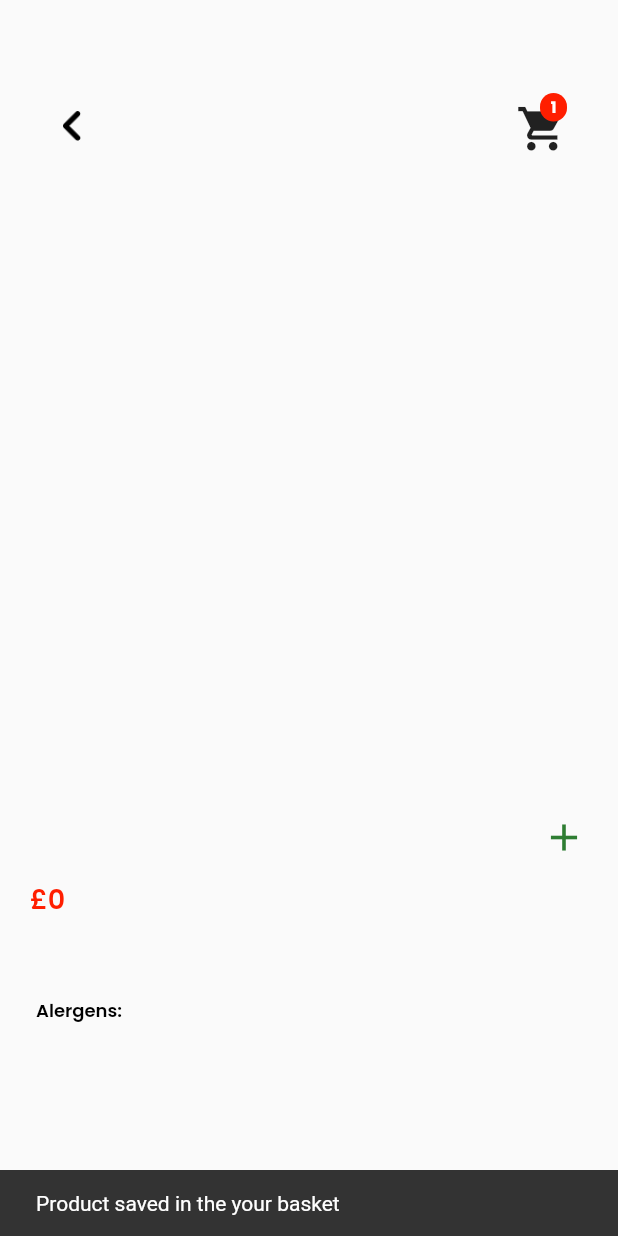
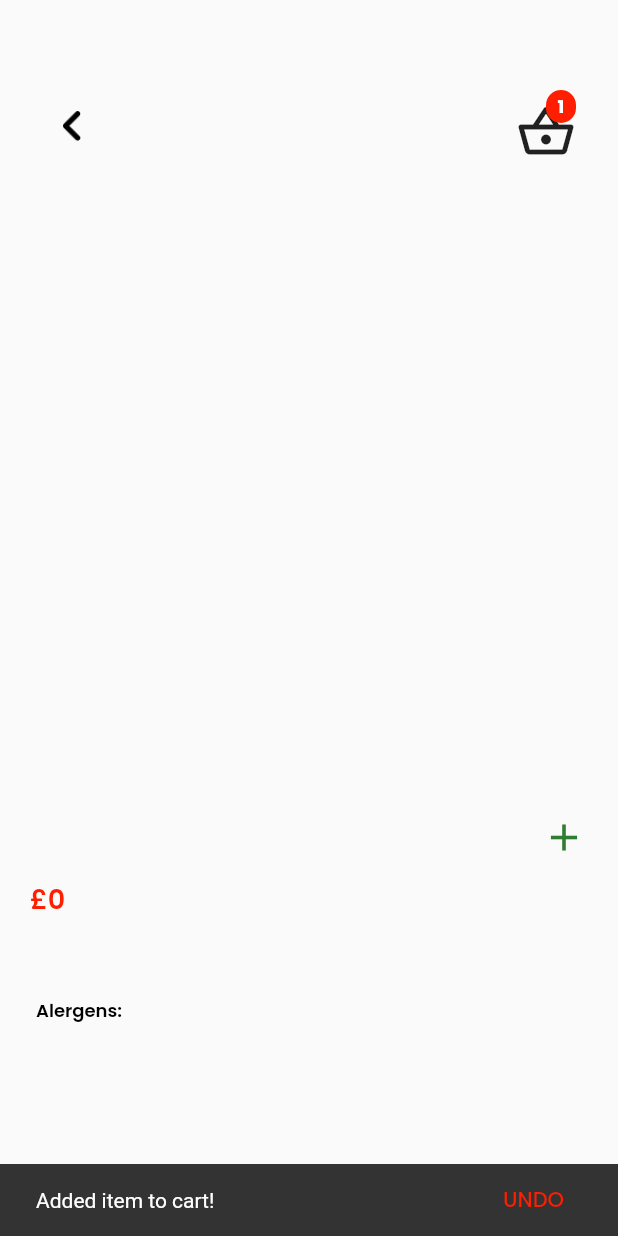
Before and after one commit to bjluc/mealorder, a Flutter app: the ProductPage screen opened directly with empty values, after a tap on the "add" icon, on a phone screen of 412 x 824 dp. Run offline on Flutter 3.47's test engine with Material 2 defaults, Android fonts, the phone set to English and light mode, and no system bars; our stand-ins replace cloud_firestore, firebase_auth, firebase_core, google_fonts, lottie, page_transition; accounts and stored records are empty.

```diff
--- a/lib/main.dart
+++ b/lib/main.dart
@@ -3,6 +3,7 @@ import 'package:google_fonts/google_fonts.dart';
 import 'package:provider/provider.dart';
 import './provider/products.dart';
 import './provider/cart.dart';
+import './provider/orders.dart';
 import './screens/SplashScreen.dart';
 
 void main() {
@@ -17,6 +18,7 @@ class MyApp extends StatelessWidget {
       providers: [
         ChangeNotifierProvider(create: (ctx) => Products()),
         ChangeNotifierProvider(create: (ctx) => Cart()),
+        ChangeNotifierProvider(create: (ctx) => Orders()),
       ],
       child: MaterialApp(
         debugShowCheckedModeBanner: false,
--- /dev/null
+++ b/lib/provider/orders.dart
@@ -0,0 +1,43 @@
+import 'package:flutter/foundation.dart';
+
+import './cart.dart';
+
+class OrderItem {
+  final String id;
+  final double amount;
+  final List<CartItem> products;
+  final DateTime dateTime;
+
+  OrderItem({
+    @required this.id,
+    @required this.amount,
+    @required this.products,
+    @required this.dateTime,
+  });
+}
+
+class Orders with ChangeNotifier {
+  List<OrderItem> _orders = [];
+
+  List<OrderItem> get orders {
+    return [..._orders];
+  }
+
+  Future<void> addOrder(List<CartItem> cartProducts, double total) async {
+    _orders.insert(
+      0,
+      OrderItem(
+        id: DateTime.now().toString(),
+        amount: total,
+        dateTime: DateTime.now(),
+        products: cartProducts,
+      ),
+    );
+    notifyListeners();
+  }
+
+  void removeOrder() {
+    _orders.clear();
+    notifyListeners();
+  }
+}
--- a/lib/screens/home_page.dart
+++ b/lib/screens/home_page.dart
@@ -1,6 +1,6 @@
 import 'package:flutter/material.dart';
 import '../tabs/home_tab.dart';
-// import '../tabs/cart_tab.dart';
+import '../tabs/cart_tab.dart';
 // import '../tabs/saved_tab.dart';
 import '../widgets/bottom_tabs.dart';
 // import '../tabs/search_tab.dart';
@@ -43,7 +43,7 @@ class _HomePageState extends State<HomePage> {
               },
               children: [
                 HomeTab(),
-                // CartTab(),
+                CartTab(),
                 // SavedTab(),
               ],
             ),
--- a/lib/screens/product_page.dart
+++ b/lib/screens/product_page.dart
@@ -17,13 +17,6 @@ class ProductPage extends StatefulWidget {
 
 class _ProductPageState extends State<ProductPage> {
   FirebaseServices _firebaseServices = FirebaseServices();
-
-  // final SnackBar _snackBar = SnackBar(
-  //   content: Text("Product added to the cart"),
-  // );
-  final SnackBar _snackBarSaved = SnackBar(
-    content: Text("Product saved in the your basket"),
-  );
 
   @override
   Widget build(BuildContext context) {
@@ -46,8 +39,6 @@ class _ProductPageState extends State<ProductPage> {
                 if (snapshot.connectionState == ConnectionState.done) {
                   // Firebase Document Data Map
                   Map<String, dynamic> documentData = snapshot.data.data();
-                  // ProductId store to add in to basket
-                  // String productId = widget.productId;
                   // List of images
                   List imageList = documentData['images'];
                   // List of Allergens
@@ -86,8 +77,21 @@ class _ProductPageState extends State<ProductPage> {
 
                                   cart.addItem(
                                       productId, productName, productPrice);
-                                  Scaffold.of(context)
-                                      .showSnackBar(_snackBarSaved);
+                                  Scaffold.of(context).hideCurrentSnackBar();
+                                  Scaffold.of(context).showSnackBar(
+                                    SnackBar(
+                                      content: Text(
+                                        'Added item to cart!',
+                                      ),
+                                      duration: Duration(seconds: 2),
+                                      action: SnackBarAction(
+                                        label: 'UNDO',
+                                        onPressed: () {
+                                          cart.removeSingleItem(productId);
+                                        },
+                                      ),
+                                    ),
+                                  );
                                 }),
                           ],
                         ),
--- a/lib/widgets/badge.dart
+++ b/lib/widgets/badge.dart
@@ -19,25 +19,25 @@ class Badge extends StatelessWidget {
       children: [
         child,
         Positioned(
-          right: 6,
-          top: 2,
+          right: 0,
+          top: 0,
           child: Container(
             padding: EdgeInsets.all(2.0),
             // color: Theme.of(context).accentColor,
             decoration: BoxDecoration(
-              borderRadius: BorderRadius.circular(10.0),
+              borderRadius: BorderRadius.circular(12.0),
               color: color != null ? color : Theme.of(context).accentColor,
             ),
             constraints: BoxConstraints(
-              minWidth: 18,
-              minHeight: 18,
+              minWidth: 20,
+              minHeight: 20,
             ),
             child: Text(
               value,
               textAlign: TextAlign.center,
               style: TextStyle(
                   color: Colors.white,
-                  fontSize: 10,
+                  fontSize: 12,
                   fontWeight: FontWeight.bold),
             ),
           ),
--- a/lib/widgets/cart_item.dart
+++ b/lib/widgets/cart_item.dart
@@ -1,6 +1,6 @@
 import 'package:flutter/material.dart';
-import 'package:mealorder/provider/cart.dart';
 import 'package:provider/provider.dart';
+import '../provider/cart.dart';
 
 class CartMeal extends StatelessWidget {
   final String id;
--- a/lib/widgets/cart_item_total.dart
+++ b/lib/widgets/cart_item_total.dart
@@ -7,6 +7,7 @@ import '../provider/cart.dart';
 class CartItemTotal extends StatelessWidget {
   @override
   Widget build(BuildContext context) {
+    final cart = Provider.of<Cart>(context, listen: false);
     return Consumer<Cart>(
       builder: (_, cart, ch) => Badge(
         child: ch,
@@ -14,15 +15,20 @@ class CartItemTotal extends StatelessWidget {
       ),
       child: IconButton(
         icon: Icon(
-          Icons.shopping_cart,
-          size: 35.0,
+          Icons.shopping_basket_outlined,
+          size: 40.0,
         ),
         onPressed: () {
-          Navigator.push(
-              context,
-              MaterialPageRoute(
-                builder: (context) => CartPage(),
-              ));
+          print(cart.itemCount);
+          if (cart.itemCount == 0) {
+            return false;
+          } else {
+            Navigator.push(
+                context,
+                MaterialPageRoute(
+                  builder: (context) => CartPage(),
+                ));
+          }
         },
       ),
     );
--- a/lib/widgets/custom_action_bar.dart
+++ b/lib/widgets/custom_action_bar.dart
@@ -1,7 +1,8 @@
 import 'package:flutter/material.dart';
+import 'package:mealorder/provider/cart.dart';
+import 'package:provider/provider.dart';
 import '../screens/cart_page.dart';
 import '../constants.dart';
-// import './cart_total_item.dart';
 import 'cart_item_total.dart';
 
 // ignore: must_be_immutable
@@ -15,6 +16,8 @@ class CustomActionBar extends StatelessWidget {
 
   @override
   Widget build(BuildContext context) {
+    // final cart = Provider.of<Cart>(context, listen: false);
+
     bool _hasBackArrow = hasBackArrow ?? false;
     bool _hasTitle = hasTitle ?? true;
     bool _hasBackground = hasBackground ?? true;
@@ -62,19 +65,10 @@ class CustomActionBar extends StatelessWidget {
               title ?? "Action Bar",
               style: Constants.boldHeading,
             ),
-          GestureDetector(
-            onTap: () {
-              Navigator.push(
-                  context,
-                  MaterialPageRoute(
-                    builder: (context) => CartPage(),
-                  ));
-            },
-            child: Stack(
-              children: [
-                Container(child: CartItemTotal()),
-              ],
-            ),
+          Stack(
+            children: [
+              Container(child: CartItemTotal()),
+            ],
           )
         ],
       ),
--- a/pubspec.yaml
+++ b/pubspec.yaml
@@ -16,6 +16,7 @@ dependencies:
   firebase_core: ^0.7.0
   google_fonts: ^1.1.0
   google_maps_flutter: ^1.1.1
+  intl: ^0.16.1
   lottie: ^0.7.0+1
   page_transition: ^1.1.7+6
   provider: ^4.3.3
```
Also changed, not shown: lib/screens/cart_page.dart (+50 -8 lines), lib/screens/orders_pages.dart (renamed from lib/screens/checkout_page.dart, +10 -12 lines), lib/tabs/cart_tab.dart (+50 -8 lines), lib/widgets/bottom_tabs.dart (+10 -4 lines), lib/widgets/order_item.dart (added, +98 -0 lines), pubspec.lock.
